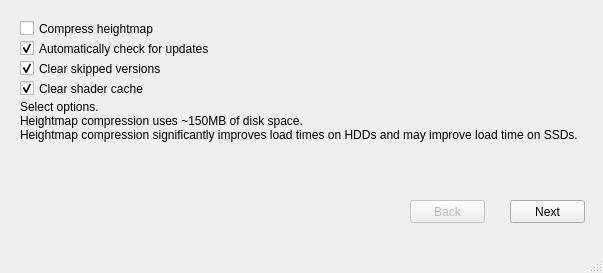
BFrizzleFoShizzle/RE_Kenshi_installer, file optionswindow.ui: the form before one commit.
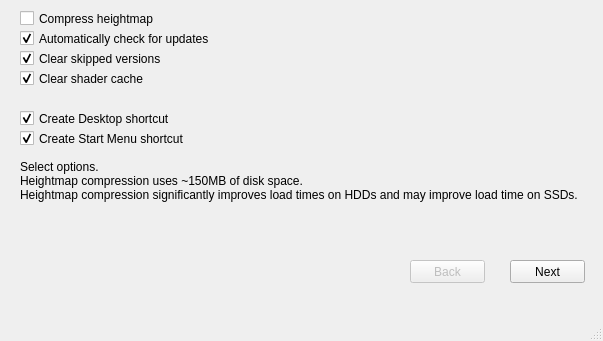
The form after the commit.

What changed in the file:
```diff
--- a/optionswindow.ui
+++ b/optionswindow.ui
@@ -7,7 +7,7 @@
     <x>0</x>
     <y>0</y>
     <width>603</width>
-    <height>273</height>
+    <height>341</height>
    </rect>
   </property>
   <property name="windowTitle">
@@ -21,7 +21,7 @@
     <property name="geometry">
      <rect>
       <x>510</x>
-      <y>200</y>
+      <y>260</y>
       <width>75</width>
       <height>23</height>
      </rect>
@@ -34,7 +34,7 @@
     <property name="geometry">
      <rect>
       <x>20</x>
-      <y>100</y>
+      <y>160</y>
       <width>571</width>
       <height>91</height>
      </rect>
@@ -61,7 +61,7 @@
     <property name="geometry">
      <rect>
       <x>410</x>
-      <y>200</y>
+      <y>260</y>
       <width>75</width>
       <height>23</height>
      </rect>
@@ -74,7 +74,7 @@
     <property name="geometry">
      <rect>
       <x>20</x>
-      <y>20</y>
+      <y>10</y>
       <width>161</width>
       <height>17</height>
      </rect>
@@ -87,7 +87,7 @@
     <property name="geometry">
      <rect>
       <x>20</x>
-      <y>40</y>
+      <y>30</y>
       <width>231</width>
       <height>17</height>
      </rect>
@@ -103,7 +103,7 @@
     <property name="geometry">
      <rect>
       <x>20</x>
-      <y>60</y>
+      <y>50</y>
       <width>231</width>
       <height>17</height>
      </rect>
@@ -119,7 +119,7 @@
     <property name="geometry">
      <rect>
       <x>20</x>
-      <y>80</y>
+      <y>70</y>
       <width>231</width>
       <height>17</height>
      </rect>
@@ -131,6 +131,38 @@
      <bool>true</bool>
     </property>
    </widget>
+   <widget class="QCheckBox" name="createDesktopShortcutCheckBox">
+    <property name="geometry">
+     <rect>
+      <x>20</x>
+      <y>110</y>
+      <width>231</width>
+      <height>17</height>
+     </rect>
+    </property>
+    <property name="text">
+     <string>Create Desktop shortcut</string>
+    </property>
+    <property name="checked">
+     <bool>true</bool>
+    </property>
+   </widget>
+   <widget class="QCheckBox" name="createStartShortcutCheckBox">
+    <property name="geometry">
+     <rect>
+      <x>20</x>
+      <y>130</y>
+      <width>231</width>
+      <height>17</height>
+     </rect>
+    </property>
+    <property name="text">
+     <string>Create Start Menu shortcut</string>
+    </property>
+    <property name="checked">
+     <bool>true</bool>
+    </property>
+   </widget>
    <zorder>outputLabel</zorder>
    <zorder>nextButton</zorder>
    <zorder>backButton</zorder>
```
Left out of the diff: 4 changed lines with no effect on the pictures.
